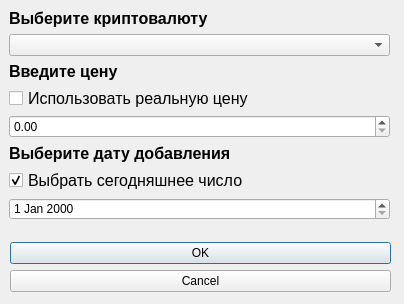
The window that resources/add_token_window.ui (DreWeRs/tokens_tracker) describes before a commit, drawn with Qt 5.
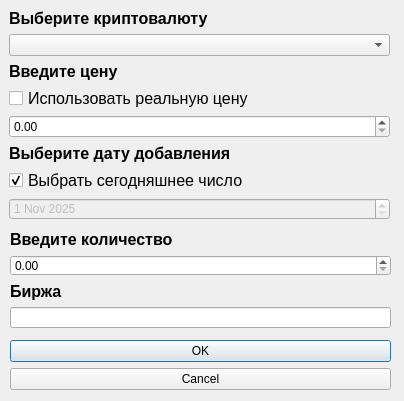
The same window after the commit.

The edit to the form file:
```diff
--- a/resources/add_token_window.ui
+++ b/resources/add_token_window.ui
@@ -7,7 +7,7 @@
     <x>0</x>
     <y>0</y>
     <width>404</width>
-    <height>304</height>
+    <height>401</height>
    </rect>
   </property>
   <property name="windowTitle">
@@ -17,7 +17,7 @@
    <property name="geometry">
     <rect>
      <x>10</x>
-     <y>242</y>
+     <y>340</y>
      <width>381</width>
      <height>51</height>
     </rect>
@@ -29,7 +29,7 @@
     <set>QDialogButtonBox::Cancel|QDialogButtonBox::Ok</set>
    </property>
   </widget>
-  <widget class="QWidget" name="">
+  <widget class="QWidget" name="layoutWidget">
    <property name="geometry">
     <rect>
      <x>9</x>
@@ -129,7 +129,66 @@
      </widget>
     </item>
     <item>
-     <widget class="QDateEdit" name="dateEdit"/>
+     <widget class="QDateEdit" name="dateEdit">
+      <property name="enabled">
+       <bool>false</bool>
+      </property>
+      <property name="date">
+       <date>
+        <year>2025</year>
+        <month>11</month>
+        <day>1</day>
+       </date>
+      </property>
+     </widget>
+    </item>
+   </layout>
+  </widget>
+  <widget class="QWidget" name="layoutWidget">
+   <property name="geometry">
+    <rect>
+     <x>10</x>
+     <y>230</y>
+     <width>381</width>
+     <height>98</height>
+    </rect>
+   </property>
+   <layout class="QVBoxLayout" name="verticalLayout_2">
+    <item>
+     <widget class="QLabel" name="label_4">
+      <property name="font">
+       <font>
+        <family>Arial</family>
+        <pointsize>12</pointsize>
+        <weight>75</weight>
+        <bold>true</bold>
+       </font>
+      </property>
+      <property name="text">
+       <string>Введите количество</string>
+      </property>
+     </widget>
+    </item>
+    <item>
+     <widget class="QDoubleSpinBox" name="doubleSpinBox_2"/>
+    </item>
+    <item>
+     <widget class="QLabel" name="label_5">
+      <property name="font">
+       <font>
+        <family>Arial</family>
+        <pointsize>12</pointsize>
+        <weight>75</weight>
+        <bold>true</bold>
+       </font>
+      </property>
+      <property name="text">
+       <string>Биржа</string>
+      </property>
+     </widget>
+    </item>
+    <item>
+     <widget class="QLineEdit" name="lineEdit"/>
     </item>
    </layout>
   </widget>
```
